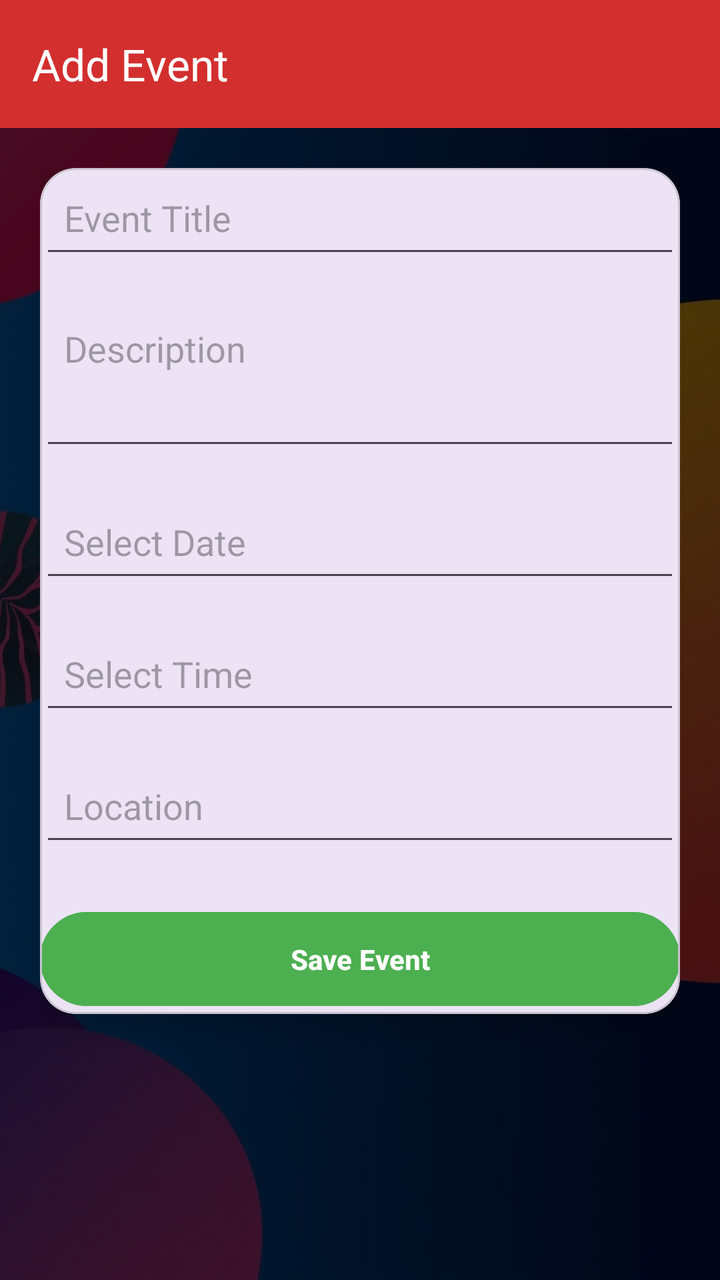
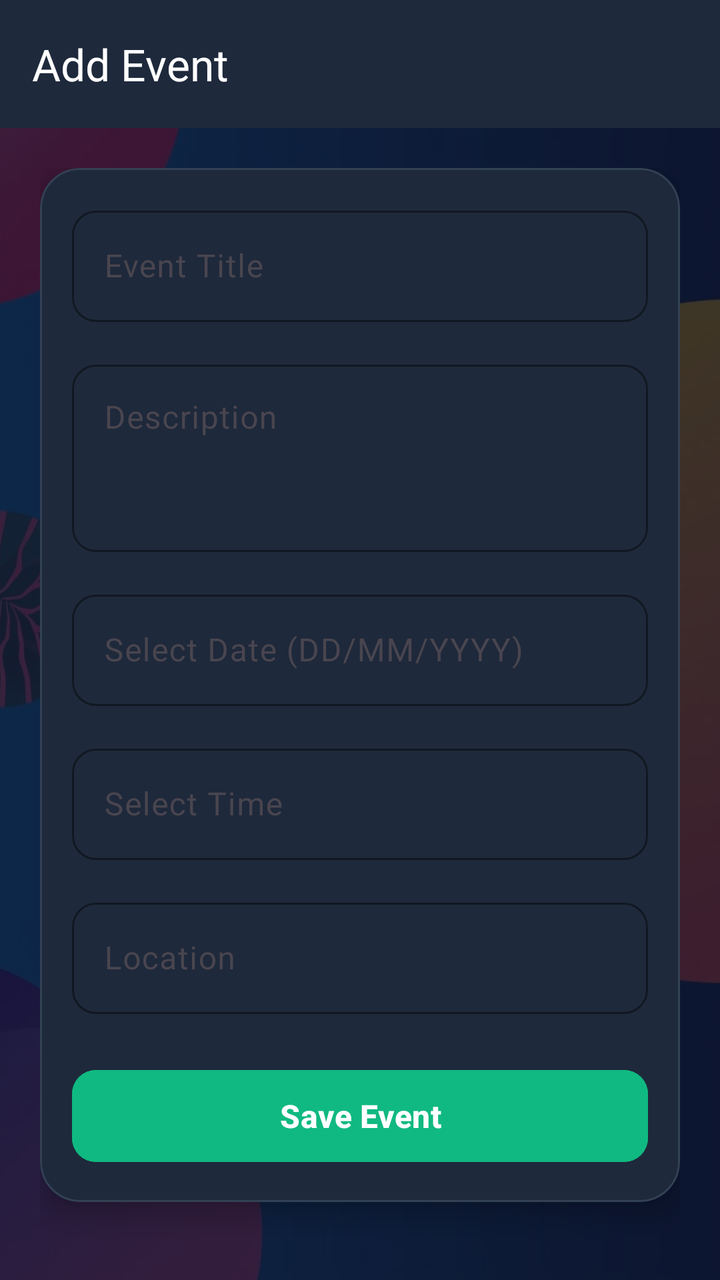

Screens rendered from an Android XML layout before and after an edit, with the pre-edit source and the edit as a unified diff.
<!-- AndroidManifest.xml: application theme Theme.EventManagementSystem -->
<!-- res/layout/activity_create_event.xml -->
<?xml version="1.0" encoding="utf-8"?>
<FrameLayout
    xmlns:android="http://schemas.android.com/apk/res/android"
    xmlns:app="http://schemas.android.com/apk/res-auto"
    android:layout_width="match_parent"
    android:layout_height="match_parent">

    
    <ImageView
        android:layout_width="match_parent"
        android:layout_height="match_parent"
        android:src="@drawable/event_activity"
        android:scaleType="centerCrop"/>

    
    <View
        android:layout_width="match_parent"
        android:layout_height="match_parent"
        android:background="#B3000000"/>

    
    <LinearLayout
        android:layout_width="match_parent"
        android:layout_height="match_parent"
        android:orientation="vertical">

        
        <com.google.android.material.appbar.MaterialToolbar
            android:id="@+id/toolbar"
            android:layout_width="match_parent"
            android:layout_height="?attr/actionBarSize"
            android:background="#D32F2F"
            app:title="Add Event"
            app:titleTextColor="@android:color/white"/>

        
        <ScrollView
            android:layout_width="match_parent"
            android:layout_height="match_parent"
            android:padding="20dp">

            <com.google.android.material.card.MaterialCardView
                android:layout_width="match_parent"
                android:layout_height="wrap_content"
                app:cardCornerRadius="18dp"
                app:cardElevation="8dp"
                android:padding="20dp">

                <LinearLayout
                    android:layout_width="match_parent"
                    android:layout_height="wrap_content"
                    android:orientation="vertical">

                    <EditText
                        android:id="@+id/etTitle"
                        android:layout_width="match_parent"
                        android:layout_height="50dp"
                        android:hint="Event Title"
                        android:padding="12dp"/>

                    <EditText
                        android:id="@+id/etDescription"
                        android:layout_width="match_parent"
                        android:layout_height="wrap_content"
                        android:hint="Description"
                        android:layout_marginTop="16dp"
                        android:minHeight="80dp"
                        android:gravity="top"
                        android:padding="12dp"/>

                    <EditText
                        android:id="@+id/etDate"
                        android:layout_width="match_parent"
                        android:layout_height="50dp"
                        android:hint="Select Date"
                        android:focusable="false"
                        android:clickable="true"
                        android:layout_marginTop="16dp"
                        android:padding="12dp"/>

                    <EditText
                        android:id="@+id/etTime"
                        android:layout_width="match_parent"
                        android:layout_height="50dp"
                        android:hint="Select Time"
                        android:focusable="false"
                        android:clickable="true"
                        android:layout_marginTop="16dp"
                        android:padding="12dp"/>

                    <EditText
                        android:id="@+id/etLocation"
                        android:layout_width="match_parent"
                        android:layout_height="50dp"
                        android:hint="Location"
                        android:layout_marginTop="16dp"
                        android:padding="12dp"/>

                    <Button
                        android:id="@+id/btnSaveEvent"
                        android:layout_width="match_parent"
                        android:layout_height="55dp"
                        android:text="Save Event"
                        android:textStyle="bold"
                        android:textColor="@android:color/white"
                        android:backgroundTint="#4CAF50"
                        android:layout_marginTop="24dp"/>

                </LinearLayout>

            </com.google.android.material.card.MaterialCardView>

        </ScrollView>

    </LinearLayout>

</FrameLayout>
<!-- resources referenced by this layout -->
<resources>
  <!-- drawable event_activity: jpg bitmap (drawable, 97123 bytes) -->
  <style name="Theme.EventManagementSystem" parent="Base.Theme.EventManagementSystem" />
  <style name="Base.Theme.EventManagementSystem" parent="Theme.Material3.DayNight.NoActionBar">
          
          
      </style>
</resources>

<!-- the commit's change to res/layout/activity_create_event.xml (unified diff, before → after) -->
@@ -10,30 +10,28 @@
         android:layout_width="match_parent"
         android:layout_height="match_parent"
         android:src="@drawable/event_activity"
-        android:scaleType="centerCrop"/>
+        android:scaleType="centerCrop"
+        android:contentDescription="Background"/>
 
     
     <View
         android:layout_width="match_parent"
         android:layout_height="match_parent"
-        android:background="#B3000000"/>
+        android:background="#CC0F172A"/>
 
-    
     <LinearLayout
         android:layout_width="match_parent"
         android:layout_height="match_parent"
         android:orientation="vertical">
 
-        
         <com.google.android.material.appbar.MaterialToolbar
             android:id="@+id/toolbar"
             android:layout_width="match_parent"
             android:layout_height="?attr/actionBarSize"
-            android:background="#D32F2F"
+            android:background="#1E293B"
             app:title="Add Event"
             app:titleTextColor="@android:color/white"/>
 
-        
         <ScrollView
             android:layout_width="match_parent"
             android:layout_height="match_parent"
@@ -42,68 +40,134 @@
             <com.google.android.material.card.MaterialCardView
                 android:layout_width="match_parent"
                 android:layout_height="wrap_content"
-                app:cardCornerRadius="18dp"
+                app:cardCornerRadius="20dp"
                 app:cardElevation="8dp"
+                app:strokeWidth="1dp"
+                app:strokeColor="#334155"
+                app:cardBackgroundColor="#1E293B"
                 android:padding="20dp">
 
                 <LinearLayout
                     android:layout_width="match_parent"
                     android:layout_height="wrap_content"
-                    android:orientation="vertical">
+                    android:orientation="vertical"
+                    android:padding="16dp">
 
-                    <EditText
-                        android:id="@+id/etTitle"
+                    <com.google.android.material.textfield.TextInputLayout
                         android:layout_width="match_parent"
-                        android:layout_height="50dp"
+                        android:layout_height="wrap_content"
                         android:hint="Event Title"
-                        android:padding="12dp"/>
+                        app:boxBackgroundMode="outline"
+                        app:boxCornerRadiusTopStart="12dp"
+                        app:boxCornerRadiusTopEnd="12dp"
+                        app:boxCornerRadiusBottomStart="12dp"
+                        app:boxCornerRadiusBottomEnd="12dp"
+                        app:boxStrokeColor="#818CF8"
+                        app:hintTextColor="#818CF8">
 
-                    <EditText
-                        android:id="@+id/etDescription"
+                        <com.google.android.material.textfield.TextInputEditText
+                            android:id="@+id/etTitle"
+                            android:layout_width="match_parent"
+                            android:layout_height="wrap_content"
+                            android:textColor="#FFFFFF"/>
+                    </com.google.android.material.textfield.TextInputLayout>
+
+                    <com.google.android.material.textfield.TextInputLayout
                         android:layout_width="match_parent"
                         android:layout_height="wrap_content"
                         android:hint="Description"
                         android:layout_marginTop="16dp"
-                        android:minHeight="80dp"
-                        android:gravity="top"
-                        android:padding="12dp"/>
+                        app:boxBackgroundMode="outline"
+                        app:boxCornerRadiusTopStart="12dp"
+                        app:boxCornerRadiusTopEnd="12dp"
+                        app:boxCornerRadiusBottomStart="12dp"
+                        app:boxCornerRadiusBottomEnd="12dp"
+                        app:boxStrokeColor="#818CF8"
+                        app:hintTextColor="#818CF8">
 
-                    <EditText
-                        android:id="@+id/etDate"
+                        <com.google.android.material.textfield.TextInputEditText
+                            android:id="@+id/etDescription"
+                            android:layout_width="match_parent"
+                            android:layout_height="wrap_content"
+                            android:minLines="3"
+                            android:gravity="top"
+                            android:textColor="#FFFFFF"/>
+                    </com.google.android.material.textfield.TextInputLayout>
+
+                    <com.google.android.material.textfield.TextInputLayout
                         android:layout_width="match_parent"
-                        android:layout_height="50dp"
-                        android:hint="Select Date"
-                        android:focusable="false"
-                        android:clickable="true"
+                        android:layout_height="wrap_content"
+                        android:hint="Select Date (DD/MM/YYYY)"
                         android:layout_marginTop="16dp"
-                        android:padding="12dp"/>
+                        app:boxBackgroundMode="outline"
+                        app:boxCornerRadiusTopStart="12dp"
+                        app:boxCornerRadiusTopEnd="12dp"
+                        app:boxCornerRadiusBottomStart="12dp"
+                        app:boxCornerRadiusBottomEnd="12dp"
+                        app:boxStrokeColor="#818CF8"
+                        app:hintTextColor="#818CF8">
 
-                    <EditText
-                        android:id="@+id/etTime"
+                        <com.google.android.material.textfield.TextInputEditText
+                            android:id="@+id/etDate"
+                            android:layout_width="match_parent"
+                            android:layout_height="wrap_content"
+                            android:focusable="false"
+                            android:clickable="true"
+                            android:textColor="#FFFFFF"/>
+                    </com.google.android.material.textfield.TextInputLayout>
+
+                    <com.google.android.material.textfield.TextInputLayout
                         android:layout_width="match_parent"
-                        android:layout_height="50dp"
+                        android:layout_height="wrap_content"
                         android:hint="Select Time"
-                        android:focusable="false"
-                        android:clickable="true"
                         android:layout_marginTop="16dp"
-                        android:padding="12dp"/>
+                        app:boxBackgroundMode="outline"
+                        app:boxCornerRadiusTopStart="12dp"
+                        app:boxCornerRadiusTopEnd="12dp"
+                        app:boxCornerRadiusBottomStart="12dp"
+                        app:boxCornerRadiusBottomEnd="12dp"
+                        app:boxStrokeColor="#818CF8"
+                        app:hintTextColor="#818CF8">
 
-                    <EditText
-                        android:id="@+id/etLocation"
+                        <com.google.android.material.textfield.TextInputEditText
+                            android:id="@+id/etTime"
+                            android:layout_width="match_parent"
+                            android:layout_height="wrap_content"
+                            android:focusable="false"
+                            android:clickable="true"
+                            android:textColor="#FFFFFF"/>
+                    </com.google.android.material.textfield.TextInputLayout>
+
+                    <com.google.android.material.textfield.TextInputLayout
                         android:layout_width="match_parent"
-                        android:layout_height="50dp"
+                        android:layout_height="wrap_content"
                         android:hint="Location"
                         android:layout_marginTop="16dp"
-                        android:padding="12dp"/>
+                        app:boxBackgroundMode="outline"
+                        app:boxCornerRadiusTopStart="12dp"
+                        app:boxCornerRadiusTopEnd="12dp"
+                        app:boxCornerRadiusBottomStart="12dp"
+                        app:boxCornerRadiusBottomEnd="12dp"
+                        app:boxStrokeColor="#818CF8"
+                        app:hintTextColor="#818CF8">
+
+                        <com.google.android.material.textfield.TextInputEditText
+                            android:id="@+id/etLocation"
+                            android:layout_width="match_parent"
+                            android:layout_height="wrap_content"
+                            android:textColor="#FFFFFF"/>
+                    </com.google.android.material.textfield.TextInputLayout>
 
                     <Button
                         android:id="@+id/btnSaveEvent"
                         android:layout_width="match_parent"
-                        android:layout_height="55dp"
+                        android:layout_height="54dp"
                         android:text="Save Event"
+                        android:textSize="16sp"
                         android:textStyle="bold"
                         android:textColor="@android:color/white"
-                        android:backgroundTint="#4CAF50"
+                        android:backgroundTint="#10B981"
+                        app:cornerRadius="12dp"
                         android:layout_marginTop="24dp"/>
 
                 </LinearLayout>
<!-- resource entries referenced after the edit -->
@@ -3,8 +3,13 @@
   <!-- drawable event_activity: jpg bitmap (drawable, 97123 bytes) -->
   <style name="Theme.EventManagementSystem" parent="Base.Theme.EventManagementSystem" />
   <style name="Base.Theme.EventManagementSystem" parent="Theme.Material3.DayNight.NoActionBar">
-          
-          
+          <item name="colorPrimary">@color/primary</item>
+          <item name="colorPrimaryVariant">@color/primary_dark</item>
+          <item name="colorSecondary">@color/accent_orange</item>
+          <item name="android:statusBarColor">@color/primary_dark</item>
       </style>
+  <color name="primary">#4F46E5</color>
+  <color name="primary_dark">#3730A3</color>
+  <color name="accent_orange">#F97316</color>
 </resources>
 
